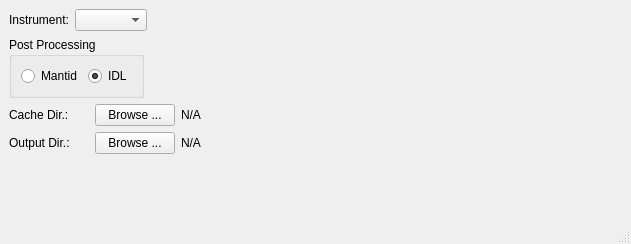
Qt form addie/ui/advanced_window.ui (neutrons/addie) before a commit.
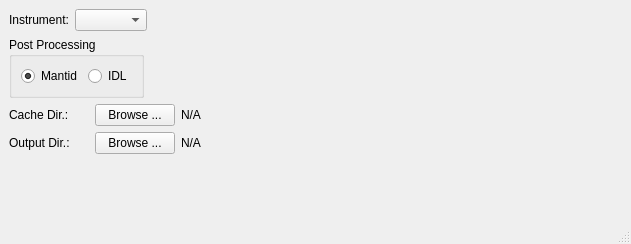
The same form after that commit.

Commit message: Enabled or not the mantid/idl tabs

```diff
--- a/addie/ui/advanced_window.ui
+++ b/addie/ui/advanced_window.ui
@@ -55,6 +55,9 @@
            <property name="text">
             <string>Mantid</string>
            </property>
+           <property name="checked">
+            <bool>true</bool>
+           </property>
           </widget>
          </item>
          <item>
@@ -63,7 +66,7 @@
             <string>IDL</string>
            </property>
            <property name="checked">
-            <bool>true</bool>
+            <bool>false</bool>
            </property>
           </widget>
          </item>
```
Left out of the diff: 2 changed lines with no effect on the pictures. The commit also changes 3 other files.
